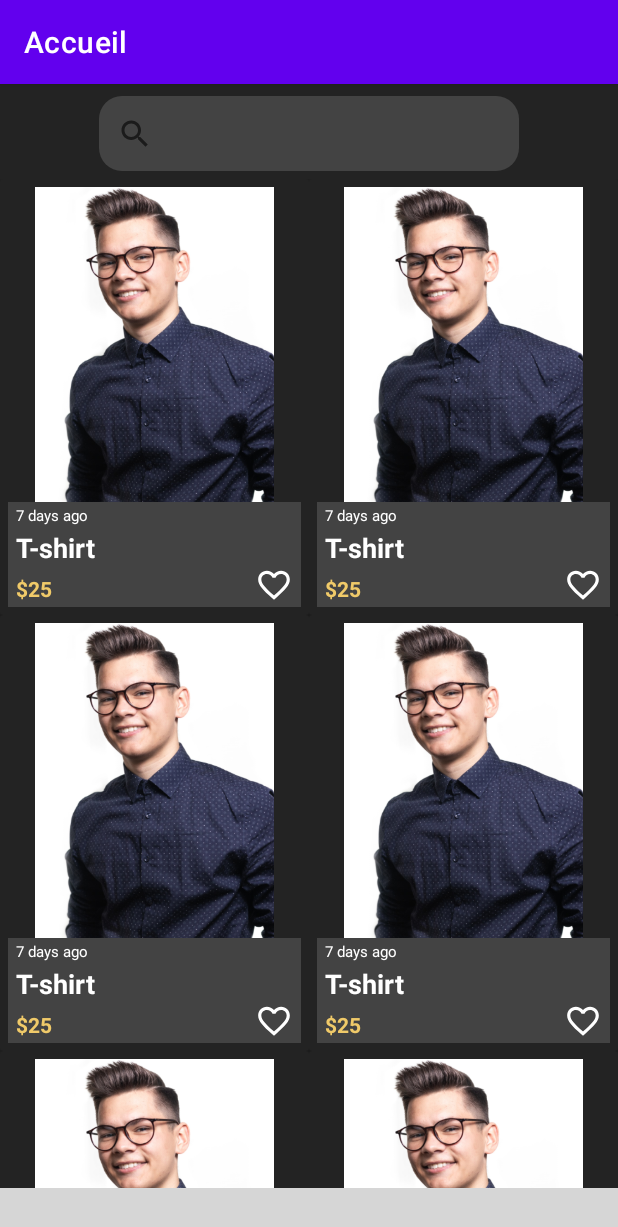
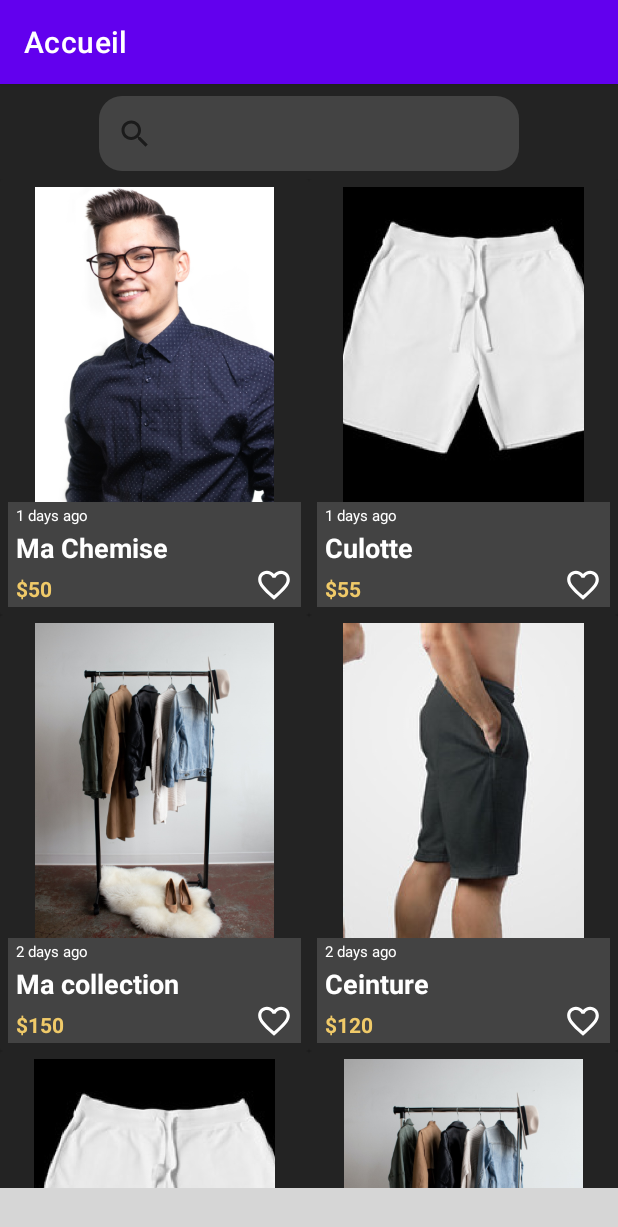
Before and after one commit to josue-lubaki/SAPP, an Android app: the fragment Home placed in its activity, on a phone screen of 412 x 824 dp. Shown: the top 1227 px of the screen. Run offline under Robolectric (Android 15) with nearby library versions, the phone set to English and light mode, and no system bars; our stand-ins replace Room's generated code, data binding; libraries missing offline, so code that uses them is left out: com.etebarian.meowbottomnavigation; plain views replace MeowBottomNavigation; 11 statements that could not run were skipped; grey boxes are pictures that could not be loaded.

Commit message:
add DetailAnnonce.java #OK

```diff
--- a/app/src/main/AndroidManifest.xml
+++ b/app/src/main/AndroidManifest.xml
@@ -9,7 +9,8 @@
         android:roundIcon="@mipmap/ic_launcher_round"
         android:supportsRtl="true"
         android:theme="@style/Theme.SAPP">
-        <activity android:name=".MainActivity"></activity>
+        <activity android:name=".DetailAnnonce"/>
+        <activity android:name=".MainActivity" />
         <activity android:name=".Splash">
             <intent-filter>
                 <action android:name="android.intent.action.MAIN" />
--- a/app/src/main/java/ca/ghost_team/sapp/MainActivity.java
+++ b/app/src/main/java/ca/ghost_team/sapp/MainActivity.java
@@ -72,9 +72,10 @@ public class MainActivity extends AppCompatActivity{
             showFragment(fragment);
         });
 
-        navBar.setCount(1,"9");
+        navBar.setCount(1,"8");
         navBar.show(1,true);
 
+        // pour éviter les erreurs de Compilation
         navBar.setOnClickMenuListener(item -> {});
         navBar.setOnReselectListener(item -> {});
     }
--- a/app/src/main/java/ca/ghost_team/sapp/adapter/AnnonceAdapter.java
+++ b/app/src/main/java/ca/ghost_team/sapp/adapter/AnnonceAdapter.java
@@ -2,25 +2,35 @@ package ca.ghost_team.sapp.adapter;
 
 import android.annotation.SuppressLint;
 import android.content.Context;
+import android.content.Intent;
 import android.view.LayoutInflater;
 import android.view.View;
 import android.view.ViewGroup;
 import android.widget.ImageView;
+import android.widget.LinearLayout;
 import android.widget.TextView;
 
 import androidx.annotation.NonNull;
+import androidx.cardview.widget.CardView;
 import androidx.recyclerview.widget.RecyclerView;
 
 import java.util.ArrayList;
 import java.util.List;
 
+import ca.ghost_team.sapp.DetailAnnonce;
 import ca.ghost_team.sapp.R;
 import ca.ghost_team.sapp.model.Annonce;
 
 public class AnnonceAdapter extends RecyclerView.Adapter<AnnonceAdapter.AnnonceVH>{
     Context context;
     List<Annonce> listeAnnonces;
-    public static int nbreElement;
+
+    // Constantes
+    public static String ANNONCE_IMAGE_REQUEST = "Annonce_Image";
+    public static String ANNONCE_TITRE_REQUEST = "Annonce_Titre";
+    public static String ANNONCE_PRICE_REQUEST = "Annonce_Prix";
+    public static String ANNONCE_DESCRIPTION_REQUEST = "Annonce_Description";
+
 
     public AnnonceAdapter(Context context) {
         this.context = context;
@@ -43,11 +53,24 @@ public class AnnonceAdapter extends RecyclerView.Adapter<AnnonceAdapter.AnnonceV
         holder.prix.setText("$" + uneAnnonce.getAnnonce_prix());
         holder.date.setText(uneAnnonce.getAnnonce_date());
         holder.likeBtn.setImageResource(R.drawable.ic_favoris);
+
+        // set OnClickListener
+        holder.cardView_detail_Article.setOnClickListener(new View.OnClickListener() {
+            @Override
+            public void onClick(View v) {
+                // Creation de l'intent (Envoyer Toutes les informations nécessaires vers l'Activité)
+                Intent intent = new Intent(context, DetailAnnonce.class);
+                intent.putExtra(ANNONCE_IMAGE_REQUEST, uneAnnonce.getAnnonce_image());
+                intent.putExtra(ANNONCE_TITRE_REQUEST, uneAnnonce.getAnnonce_titre());
+                intent.putExtra(ANNONCE_PRICE_REQUEST, uneAnnonce.getAnnonce_prix());
+                intent.putExtra(ANNONCE_DESCRIPTION_REQUEST, uneAnnonce.getAnnonce_description());
+                context.startActivity(intent);
+            }
+        });
     }
 
     @Override
     public int getItemCount() {
-        nbreElement = listeAnnonces.size();
         return listeAnnonces.size();
     }
 
@@ -64,6 +87,7 @@ public class AnnonceAdapter extends RecyclerView.Adapter<AnnonceAdapter.AnnonceV
         TextView date;
         ImageView likeBtn;
         ImageView imageAnnonce;
+        CardView cardView_detail_Article;
 
         public AnnonceVH(@NonNull View itemView) {
             super(itemView);
@@ -72,6 +96,7 @@ public class AnnonceAdapter extends RecyclerView.Adapter<AnnonceAdapter.AnnonceV
             prix = itemView.findViewById(R.id.annoncePrix);
             date = itemView.findViewById(R.id.annonceDate);
             likeBtn = itemView.findViewById(R.id.annonceLiked);
+            cardView_detail_Article = itemView.findViewById(R.id.item_annonce);
         }
     }
 }
--- a/app/src/main/java/ca/ghost_team/sapp/dao/AnnonceDao.java
+++ b/app/src/main/java/ca/ghost_team/sapp/dao/AnnonceDao.java
@@ -1,5 +1,4 @@
 package ca.ghost_team.sapp.dao;
-
 
 import androidx.lifecycle.LiveData;
 import androidx.room.ColumnInfo;
@@ -26,10 +25,8 @@ public interface AnnonceDao {
     @Insert(onConflict = OnConflictStrategy.REPLACE)
     public void insertAnnonce(Annonce annonce);
 
-
     @Query("SELECT * FROM annonceTable ORDER BY date_annonce")
     LiveData<List<Annonce>> AllAnnonces();
-
 
     @Delete
     void deleteAnnonce(Annonce annonce);
@@ -37,7 +34,7 @@ public interface AnnonceDao {
     @Update
     void updateAnnonce(Annonce annonce);
 
-    @Query("DELETE FROM annonceTable ")
+    @Query("DELETE FROM annonceTable")
     void deleteAllAnnonce();
 
 }
--- a/app/src/main/java/ca/ghost_team/sapp/database/sappDatabase.java
+++ b/app/src/main/java/ca/ghost_team/sapp/database/sappDatabase.java
@@ -1,13 +1,10 @@
 package ca.ghost_team.sapp.database;
 
-import android.content.AsyncQueryHandler;
 import android.content.Context;
 import android.os.AsyncTask;
 
 import androidx.annotation.NonNull;
-import androidx.loader.content.AsyncTaskLoader;
 import androidx.room.Database;
-import androidx.room.Entity;
 import androidx.room.Room;
 import androidx.room.RoomDatabase;
 import androidx.sqlite.db.SupportSQLiteDatabase;
@@ -49,14 +46,43 @@ public abstract class sappDatabase extends RoomDatabase {
 
         @Override
         protected Void doInBackground(Void... voids) {
+
+            /*annonceDao.insertAnnonce(new Annonce(
+                    R.drawable.collection,
+                    "Ma collection",
+                    "Je te vends mes plus beaux vetements",
+                    150,
+                    "2 days ago",
+                    false));
+
             annonceDao.insertAnnonce(new Annonce(
                     R.drawable.chemise,
-                    "T-shirt",
-                    "Je te jure que tu vas l'adorer",
-                    25,
-                    "7 days ago",
+                    "Ma Chemise",
+                    "Ma chemise blue",
+                    50,
+                    "1 days ago",
+                    true));
+            annonceDao.insertAnnonce(new Annonce(
+                    R.drawable.img_splash2,
+                    "Ma Collection",
+                    "Je te vends mes plus belle robes de soirée",
+                    295,
+                    "3 days ago",
                     false));
-
+            annonceDao.insertAnnonce(new Annonce(
+                    R.drawable.chemise,
+                    "Ceinture",
+                    "Tu aimes les ceintures de marque ?",
+                    120,
+                    "2 days ago",
+                    false));
+            annonceDao.insertAnnonce(new Annonce(
+                    R.drawable.collection,
+                    "Jogging gris",
+                    "Pret pour le sport ?",
+                    45,
+                    "6 days ago",
+                    true));
             annonceDao.insertAnnonce(new Annonce(
                     R.drawable.chemise,
                     "T-shirt",
@@ -65,54 +91,26 @@ public abstract class sappDatabase extends RoomDatabase {
                     "7 days ago",
                     false));
             annonceDao.insertAnnonce(new Annonce(
-                    R.drawable.chemise,
-                    "T-shirt",
-                    "Je te jure que tu vas l'adorer",
-                    25,
-                    "7 days ago",
+                    R.drawable.culotte2,
+                    "Culotte",
+                    "je l'aime bien pour le BasketBall",
+                    55,
+                    "1 days ago",
                     false));
+            annonceDao.insertAnnonce(new Annonce(
+                    R.drawable.collection,
+                    "Veste",
+                    "Tu veux être présentable ?",
+                    350,
+                    "3 days ago",
+                    true));
             annonceDao.insertAnnonce(new Annonce(
                     R.drawable.chemise,
                     "T-shirt",
                     "Je te jure que tu vas l'adorer",
                     25,
                     "7 days ago",
-                    false));
-            annonceDao.insertAnnonce(new Annonce(
-                    R.drawable.chemise,
-                    "T-shirt",
-                    "Je te jure que tu vas l'adorer",
-                    25,
-                    "7 days ago",
-                    false));
-            annonceDao.insertAnnonce(new Annonce(
-                    R.drawable.chemise,
-                    "T-shirt",
-                    "Je te jure que tu vas l'adorer",
-                    25,
-                    "7 days ago",
-                    false));
-            annonceDao.insertAnnonce(new Annonce(
-                    R.drawable.chemise,
-                    "T-shirt",
-                    "Je te jure que tu vas l'adorer",
-                    25,
-                    "7 days ago",
-                    false));
-            annonceDao.insertAnnonce(new Annonce(
-                    R.drawable.chemise,
-                    "T-shirt",
-                    "Je te jure que tu vas l'adorer",
-                    25,
-                    "7 days ago",
-                    false));
-            annonceDao.insertAnnonce(new Annonce(
-                    R.drawable.chemise,
-                    "T-shirt",
-                    "Je te jure que tu vas l'adorer",
-                    25,
-                    "7 days ago",
-                    false));
+                    false));*/
             return null;
         }
     }
--- a/app/src/main/java/ca/ghost_team/sapp/navigation/Home.java
+++ b/app/src/main/java/ca/ghost_team/sapp/navigation/Home.java
@@ -61,13 +61,20 @@ public class Home extends Fragment {
         adapter = new AnnonceAdapter(getActivity());
         recyclerViewAnnonce.setAdapter(adapter);
         annonceViewModel = new ViewModelProvider(this).get(AnnonceViewModel.class);
+
+        // Supprimer tous les elements de la table avant d'en ajouter
+        annonceViewModel.deleteAllAnnonce();
+        // Ajout des Annonces par la methode Insert
+        for(int i=0;i<getAnnoncesAleatoires().size();i++){
+            annonceViewModel.insertAnnonce(getAnnoncesAleatoires().get(i));
+        }
+
         annonceViewModel.getAllAnnonces().observe(getViewLifecycleOwner(), annonces -> {
-
-            adapter.addAnnonce(annonces);
-            //adapter.notifyDataSetChanged();
+            adapter.addAnnonce(annonces); // Pour DAO
+            //adapter.addAnnonce(getAnnoncesAleatoires()); // Pour la Liste
+            adapter.notifyDataSetChanged();
             Log.i(LOG_TAG, "RecyclerView correct");
         });
-
     }
 
     private List<Annonce> getAnnoncesAleatoires() {
@@ -89,7 +96,7 @@ public class Home extends Fragment {
                 true
         ));
         maListe.add(new Annonce(
-                R.color.BackgroundNavBar,
+                R.drawable.culotte2,
                 "Ma Robe rouge",
                 "Je te vends ma plus belle robe soirée",
                 95,
@@ -97,7 +104,7 @@ public class Home extends Fragment {
                 false
         ));
         maListe.add(new Annonce(
-                R.color.BackgroundNavBar,
+                R.drawable.culotte1,
                 "Ceinture",
                 "Tu aimes les ceintures de marque ?",
                 120,
--- a/app/src/main/java/ca/ghost_team/sapp/viewmodel/AnnonceViewModel.java
+++ b/app/src/main/java/ca/ghost_team/sapp/viewmodel/AnnonceViewModel.java
@@ -26,6 +26,10 @@ public class AnnonceViewModel extends AndroidViewModel {
         annonceRepo.insertAnnonce(annonce);
     }
 
+    public void insertAllAnnonce(Annonce... annonce){
+        annonceRepo.insertAllAnnonce(annonce);
+    }
+
     public void updateAnnonce(Annonce annonce){
         annonceRepo.updateAnnonce(annonce);
     }
--- a/app/src/main/res/layout/layout_annonce_item.xml
+++ b/app/src/main/res/layout/layout_annonce_item.xml
@@ -64,7 +64,7 @@
                         android:textSize="14sp"
                         android:text="@string/prixText"
                         android:layout_marginTop="5dp"
-                        android:textColor="#F0CA69"
+                        android:textColor="@color/yellow"
                         android:layout_weight="1"
                         android:textStyle="bold"/>
 
--- a/app/src/main/res/values/colors.xml
+++ b/app/src/main/res/values/colors.xml
@@ -14,4 +14,5 @@
     <color name="BackgroundSplash">#232323</color>
     <color name="ProgressBarBackground">#AFAFB0</color>
     <color name="progressBarIndicator">#A13D49</color>
+    <color name="yellow">#F0CA69</color>
 </resources>
--- a/app/src/main/res/values/strings.xml
+++ b/app/src/main/res/values/strings.xml
@@ -10,4 +10,10 @@
     <string name="prixText">$ Prix</string>
     <string name="welcome">--- Bienvenue ---</string>
     <string name="splash_screen">Splash Screen</string>
+    <string name="remplissage">
+        Lorem Ipsum is simply dummy text of the printing and typesetting industry.
+        Lorem Ipsum has been the industry\'s standard dummy text ever since the 1500s,
+        when an unknown printer took a galley of type and scrambled it to make a type specimen book.
+    </string>
+    <string name="_40">$40</string>
 </resources>
```
Also changed, not shown: app/src/main/java/ca/ghost_team/sapp/DetailAnnonce.java (added, +47 -0 lines), app/src/main/java/ca/ghost_team/sapp/repository/AnnonceRepo.java (+16 -0 lines), app/src/main/res/drawable/bg_white_rounded_large.xml (added, +9 -0 lines), app/src/main/res/drawable/bg_white_rounded_medium.xml (added, +9 -0 lines), app/src/main/res/layout/activity_detail_annonce.xml (added, +116 -0 lines).
